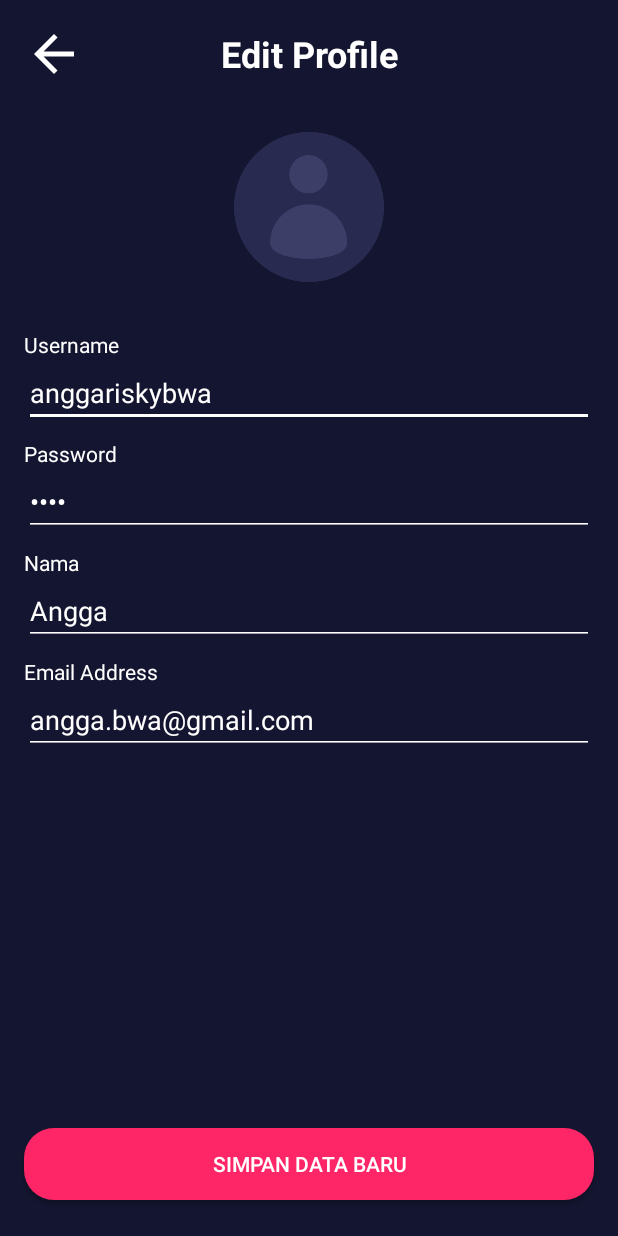
After one commit to adwiarifin/bwamov, an Android app: the layout activity_edit_profile.xml on its own in the app's theme, with its tools: preview values and no code run, on a phone screen of 412 x 824 dp. The commit adds this screen. Run offline under Robolectric (Android 15) with nearby library versions, the phone set to English and light mode, and no system bars.

Commit message:
layout edit profile

```diff
--- /dev/null
+++ b/app/src/main/res/layout/activity_edit_profile.xml
@@ -0,0 +1,183 @@
+<?xml version="1.0" encoding="utf-8"?>
+<androidx.constraintlayout.widget.ConstraintLayout xmlns:android="http://schemas.android.com/apk/res/android"
+    xmlns:app="http://schemas.android.com/apk/res-auto"
+    xmlns:tools="http://schemas.android.com/tools"
+    android:layout_width="match_parent"
+    android:layout_height="match_parent"
+    android:background="@color/colorBlue"
+    tools:context=".onboarding.OnboardingOneActivity">
+
+    <Button
+        android:id="@+id/button2"
+        android:layout_width="0dp"
+        android:layout_height="wrap_content"
+        android:layout_marginStart="16dp"
+        android:layout_marginEnd="16dp"
+        android:layout_marginBottom="24dp"
+        android:background="@drawable/shape_rectangle_pink"
+        android:text="@string/simpan_data_baru"
+        android:textColor="@color/colorWhite"
+        app:layout_constraintBottom_toBottomOf="parent"
+        app:layout_constraintEnd_toEndOf="parent"
+        app:layout_constraintStart_toStartOf="parent" />
+
+    <TextView
+        android:id="@+id/textView3"
+        android:layout_width="0dp"
+        android:layout_height="0dp"
+        android:layout_marginStart="16dp"
+        android:layout_marginTop="16dp"
+        android:layout_marginEnd="16dp"
+        android:gravity="center"
+        android:text="@string/edit_profile"
+        android:textColor="@color/colorWhite"
+        android:textSize="24sp"
+        android:textStyle="bold"
+        app:layout_constraintBottom_toBottomOf="@+id/imageView3"
+        app:layout_constraintEnd_toEndOf="parent"
+        app:layout_constraintStart_toStartOf="parent"
+        app:layout_constraintTop_toTopOf="parent" />
+
+    <TextView
+        android:id="@+id/textView4"
+        android:layout_width="0dp"
+        android:layout_height="wrap_content"
+        android:layout_marginStart="16dp"
+        android:layout_marginTop="32dp"
+        android:layout_marginEnd="16dp"
+        android:text="@string/username"
+        android:textColor="@color/colorWhite"
+        app:layout_constraintEnd_toEndOf="parent"
+        app:layout_constraintHorizontal_bias="0.0"
+        app:layout_constraintStart_toStartOf="parent"
+        app:layout_constraintTop_toBottomOf="@+id/imageView15" />
+
+    <EditText
+        android:id="@+id/editTextTextPersonName"
+        android:layout_width="0dp"
+        android:layout_height="wrap_content"
+        android:layout_marginStart="16dp"
+        android:layout_marginEnd="16dp"
+        android:backgroundTint="@color/colorWhite"
+        android:ems="10"
+        android:hint="@string/username"
+        android:inputType="textPersonName"
+        android:textColor="@color/colorWhite"
+        android:textColorHint="@color/colorWhiteGrey"
+        app:layout_constraintEnd_toEndOf="parent"
+        app:layout_constraintHorizontal_bias="0.527"
+        app:layout_constraintStart_toStartOf="parent"
+        app:layout_constraintTop_toBottomOf="@+id/textView4"
+        tools:text="anggariskybwa" />
+
+    <TextView
+        android:id="@+id/textView5"
+        android:layout_width="0dp"
+        android:layout_height="wrap_content"
+        android:layout_marginStart="16dp"
+        android:layout_marginTop="8dp"
+        android:layout_marginEnd="16dp"
+        android:text="@string/password"
+        android:textColor="@color/colorWhite"
+        app:layout_constraintEnd_toEndOf="parent"
+        app:layout_constraintStart_toStartOf="parent"
+        app:layout_constraintTop_toBottomOf="@+id/editTextTextPersonName" />
+
+    <EditText
+        android:id="@+id/editTextTextPassword"
+        android:layout_width="0dp"
+        android:layout_height="wrap_content"
+        android:layout_marginStart="16dp"
+        android:layout_marginEnd="16dp"
+        android:backgroundTint="@color/colorWhite"
+        android:ems="10"
+        android:hint="@string/password"
+        android:inputType="textPassword"
+        android:textColor="@color/colorWhite"
+        app:layout_constraintEnd_toEndOf="parent"
+        app:layout_constraintStart_toStartOf="parent"
+        app:layout_constraintTop_toBottomOf="@+id/textView5"
+        tools:text="Test" />
+
+    <ImageView
+        android:id="@+id/imageView3"
+        android:layout_width="40dp"
+        android:layout_height="40dp"
+        android:layout_marginStart="16dp"
+        android:layout_marginTop="16dp"
+        android:contentDescription="@string/back"
+        app:layout_constraintStart_toStartOf="parent"
+        app:layout_constraintTop_toTopOf="parent"
+        app:srcCompat="@drawable/ic_arrow_back_white_24dp" />
+
+    <TextView
+        android:id="@+id/textView6"
+        android:layout_width="0dp"
+        android:layout_height="wrap_content"
+        android:layout_marginStart="16dp"
+        android:layout_marginTop="8dp"
+        android:layout_marginEnd="16dp"
+        android:text="@string/nama"
+        android:textColor="@color/colorWhite"
+        app:layout_constraintEnd_toEndOf="parent"
+        app:layout_constraintStart_toStartOf="parent"
+        app:layout_constraintTop_toBottomOf="@+id/editTextTextPassword" />
+
+    <EditText
+        android:id="@+id/editTextTextPersonName2"
+        android:layout_width="0dp"
+        android:layout_height="wrap_content"
+        android:layout_marginStart="16dp"
+        android:layout_marginEnd="16dp"
+        android:backgroundTint="@color/colorWhite"
+        android:ems="10"
+        android:hint="@string/nama"
+        android:inputType="textPersonName|text"
+        android:textColor="@color/colorWhite"
+        app:layout_constraintEnd_toEndOf="parent"
+        app:layout_constraintStart_toStartOf="parent"
+        app:layout_constraintTop_toBottomOf="@+id/textView6"
+        tools:text="Angga" />
+
+    <TextView
+        android:id="@+id/textView7"
+        android:layout_width="0dp"
+        android:layout_height="wrap_content"
+        android:layout_marginStart="16dp"
+        android:layout_marginTop="8dp"
+        android:layout_marginEnd="16dp"
+        android:text="@string/email_address"
+        android:textColor="@color/colorWhite"
+        app:layout_constraintEnd_toEndOf="parent"
+        app:layout_constraintStart_toStartOf="parent"
+        app:layout_constraintTop_toBottomOf="@+id/editTextTextPersonName2" />
+
+    <EditText
+        android:id="@+id/editTextTextEmailAddress"
+        android:layout_width="0dp"
+        android:layout_height="wrap_content"
+        android:layout_marginStart="16dp"
+        android:layout_marginEnd="16dp"
+        android:backgroundTint="@color/colorWhite"
+        android:ems="10"
+        android:hint="@string/email_address"
+        android:inputType="textEmailAddress"
+        android:textColor="@color/colorWhite"
+        app:layout_constraintEnd_toEndOf="parent"
+        app:layout_constraintStart_toStartOf="parent"
+        app:layout_constraintTop_toBottomOf="@+id/textView7"
+        tools:text="angga.bwa@gmail.com" />
+
+    <ImageView
+        android:id="@+id/imageView15"
+        android:layout_width="100dp"
+        android:layout_height="100dp"
+        android:layout_marginStart="16dp"
+        android:layout_marginTop="32dp"
+        android:layout_marginEnd="16dp"
+        app:layout_constraintEnd_toEndOf="parent"
+        app:layout_constraintStart_toStartOf="parent"
+        app:layout_constraintTop_toBottomOf="@+id/textView3"
+        app:srcCompat="@drawable/user_pic" />
+
+</androidx.constraintlayout.widget.ConstraintLayout>
--- a/app/src/main/res/values/strings.xml
+++ b/app/src/main/res/values/strings.xml
@@ -47,4 +47,6 @@
     <string name="seat_no_c1">Seat No. C1</string>
     <string name="seat_no_c2">Seat No. C2</string>
     <string name="e_wallet">E-Wallet</string>
+    <string name="simpan_data_baru">Simpan Data Baru</string>
+    <string name="edit_profile">Edit Profile</string>
 </resources>
```
